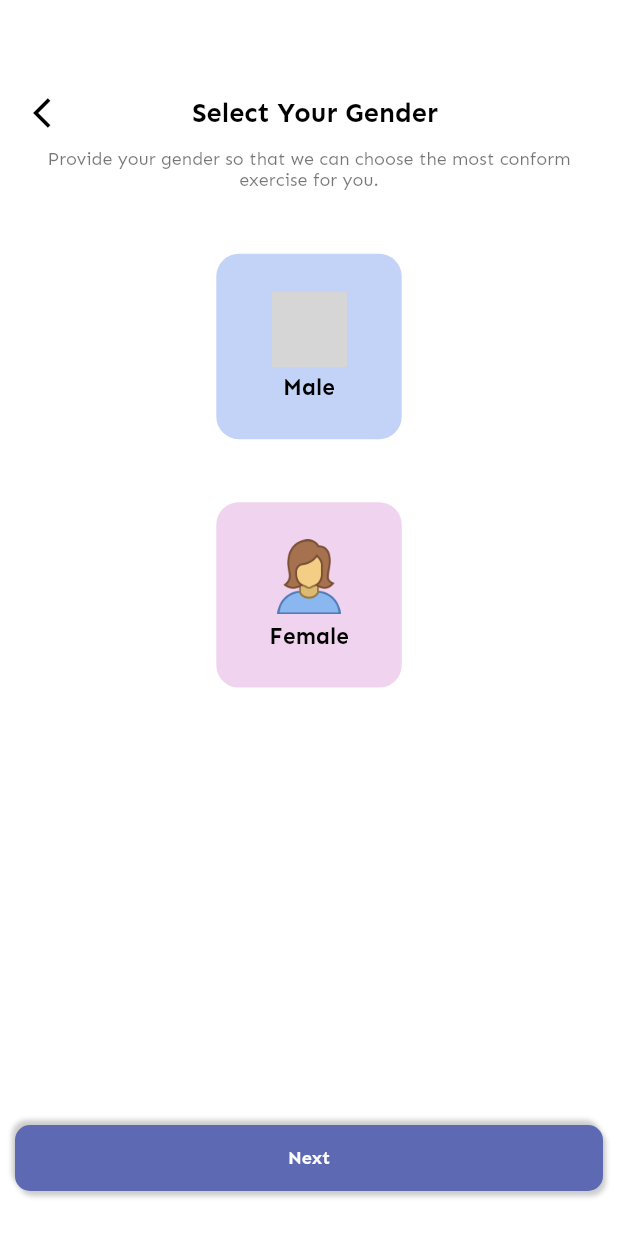
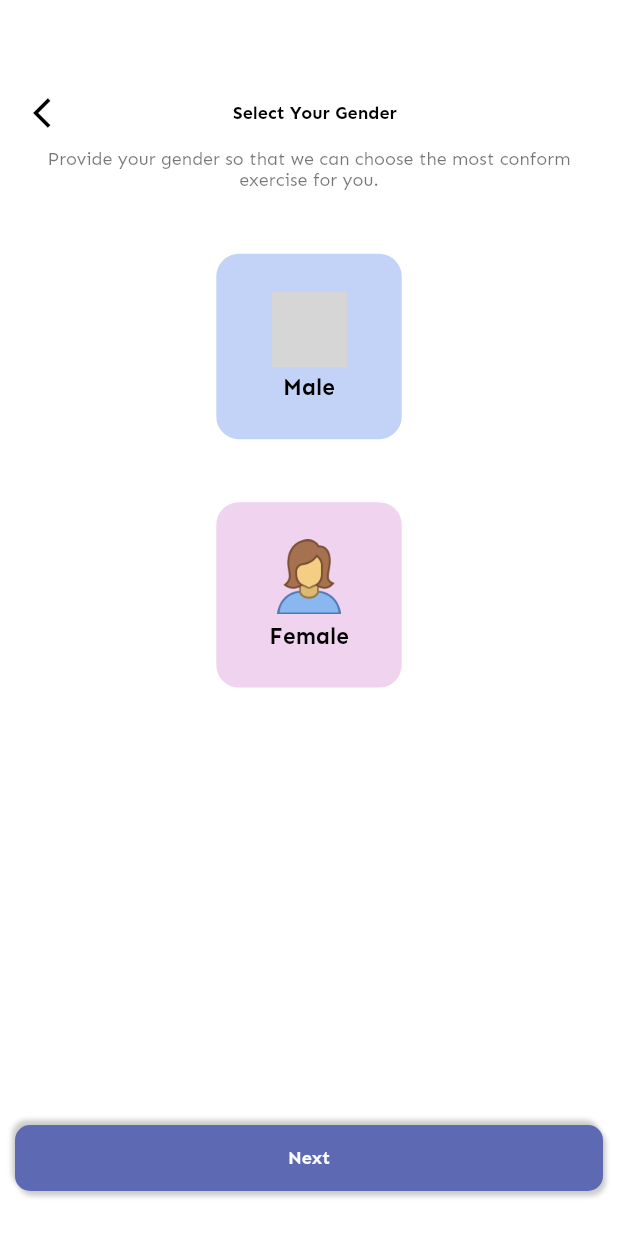
Before and after one commit to nguyenminhhung2011/GHealth, a Flutter app: the SelectGenderScreen screen opened directly, on a phone screen of 412 x 824 dp. Run offline on Flutter 3.47's test engine with Material 2 defaults, Android fonts, the phone set to English and light mode, and no system bars; our stand-ins replace cloud_firestore, firebase_auth, firebase_core, firebase_storage, get; accounts and stored records are empty; grey boxes are pictures that could not be loaded.

Commit message:
set font for select your gender text

```diff
--- a/lib/apps/pages/basic_info_screen/select_gender_screen.dart
+++ b/lib/apps/pages/basic_info_screen/select_gender_screen.dart
@@ -49,7 +49,10 @@ class _SelectGenderScreenState extends State<SelectGenderScreen> {
                     alignment: Alignment.center,
                     child: Text(
                       'Select Your Gender',
-                      style: Theme.of(context).textTheme.headline4,
+                      style: Theme.of(context)
+                          .textTheme
+                          .headline4!
+                          .copyWith(fontSize: 12),
                       textAlign: TextAlign.center,
                     ),
                   ),
```
